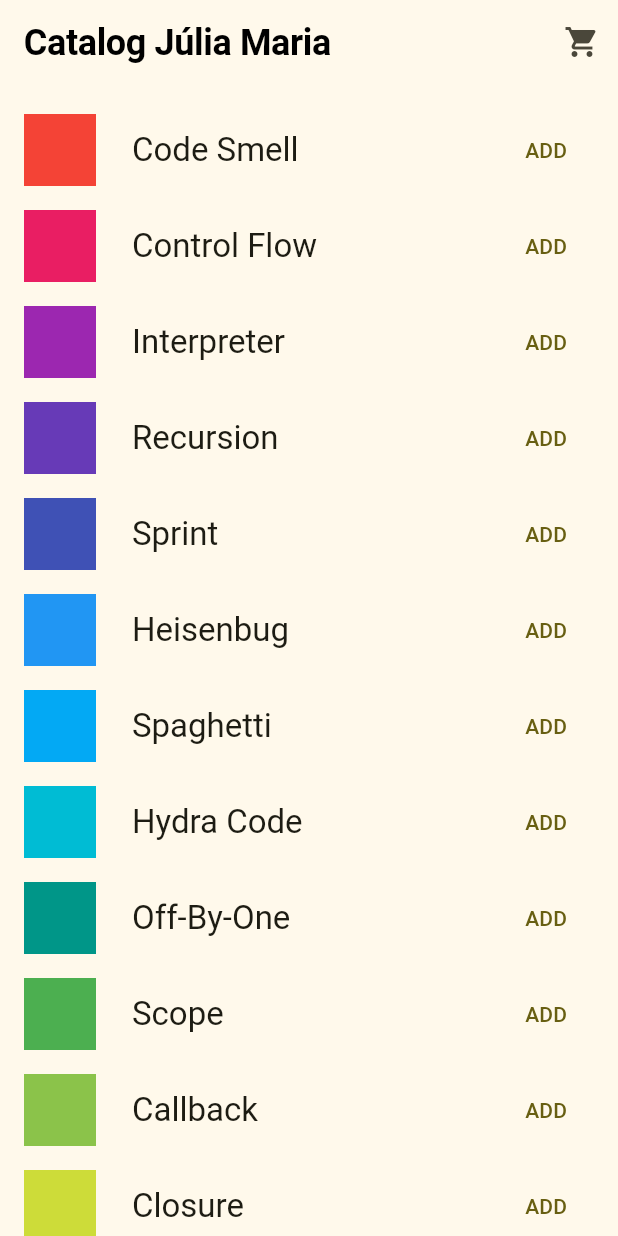
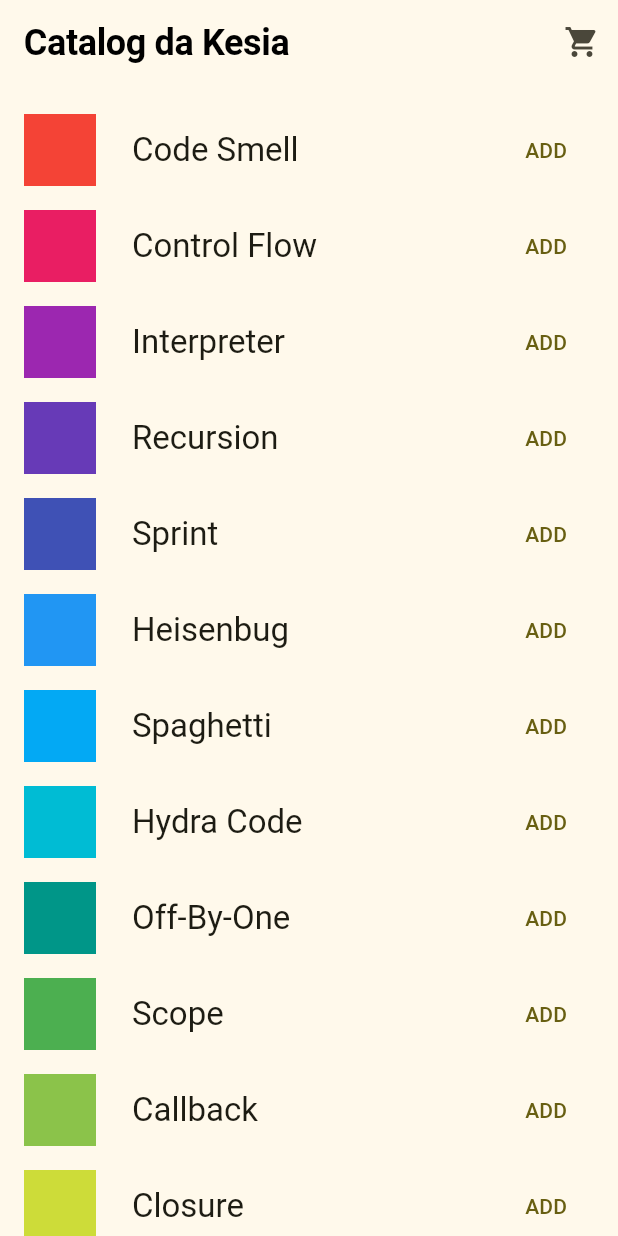
Before and after one commit to KesiaRocha/pdm2-241, a Flutter app: the MyCatalog screen opened by its route, on a phone screen of 412 x 824 dp. Run offline on Flutter 3.47's test engine with Material 3 defaults, Android fonts, the phone set to English and light mode, and no system bars; our stand-ins replace go_router; missing offline and left inert: window_size; Roboto replaces fonts that are missing (Corben).

Commit message:
Update catalog.dart

```diff
--- a/Avaliacoes/Avaliacao-09/lib/screens/catalog.dart
+++ b/Avaliacoes/Avaliacao-09/lib/screens/catalog.dart
@@ -76,7 +76,7 @@ class _MyAppBar extends StatelessWidget {
   @override
   Widget build(BuildContext context) {
     return SliverAppBar(
-      title: Text('Catalog Júlia Maria',
+      title: Text('Catalog da Kesia',
           style: Theme.of(context).textTheme.displayLarge),
       floating: true,
       actions: [
```
